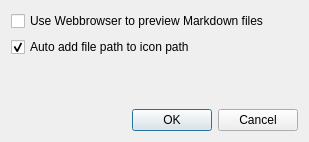
First picture: the form in settings.ui, repository tim-gromeyer/MarkdownEdit, before the edit.
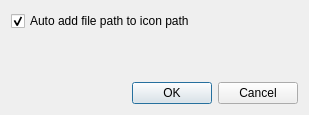
Second picture: the form after the edit.

The edit to the form file:
```diff
--- a/settings.ui
+++ b/settings.ui
@@ -7,7 +7,7 @@
     <x>0</x>
     <y>0</y>
     <width>309</width>
-    <height>142</height>
+    <height>115</height>
    </rect>
   </property>
   <property name="sizePolicy">
@@ -21,13 +21,6 @@
   </property>
   <layout class="QFormLayout" name="formLayout">
    <item row="0" column="0" colspan="2">
-    <widget class="QCheckBox" name="useWebBrowser">
-     <property name="text">
-      <string>Use Webbrowser to preview Markdown files</string>
-     </property>
-    </widget>
-   </item>
-   <item row="1" column="0" colspan="2">
     <widget class="QCheckBox" name="addToPath">
      <property name="text">
       <string>Auto add file path to icon path</string>
@@ -37,7 +30,7 @@
      </property>
     </widget>
    </item>
-   <item row="2" column="1">
+   <item row="1" column="1">
     <spacer name="verticalSpacer">
      <property name="orientation">
       <enum>Qt::Vertical</enum>
@@ -53,7 +46,7 @@
      </property>
     </spacer>
    </item>
-   <item row="3" column="1">
+   <item row="2" column="1">
     <widget class="QDialogButtonBox" name="buttonBox">
      <property name="orientation">
       <enum>Qt::Horizontal</enum>
```
